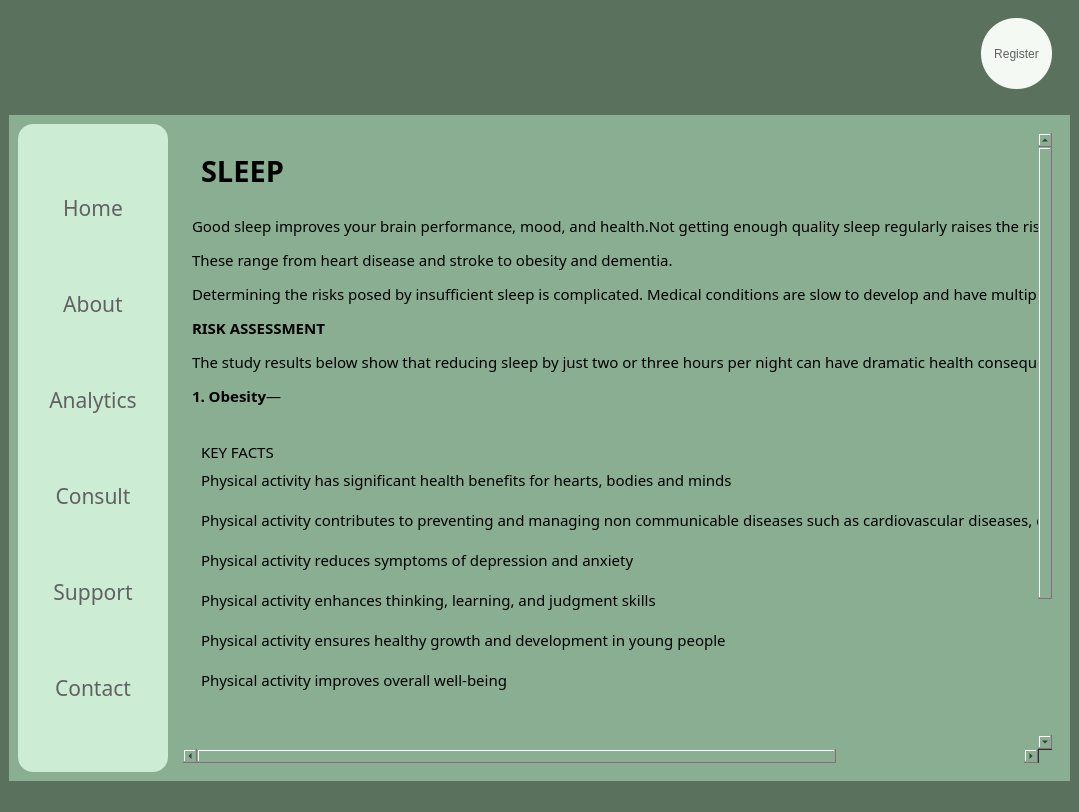
Old version of the form sleep.ui in the repository srishtiigautam/restorehealth.
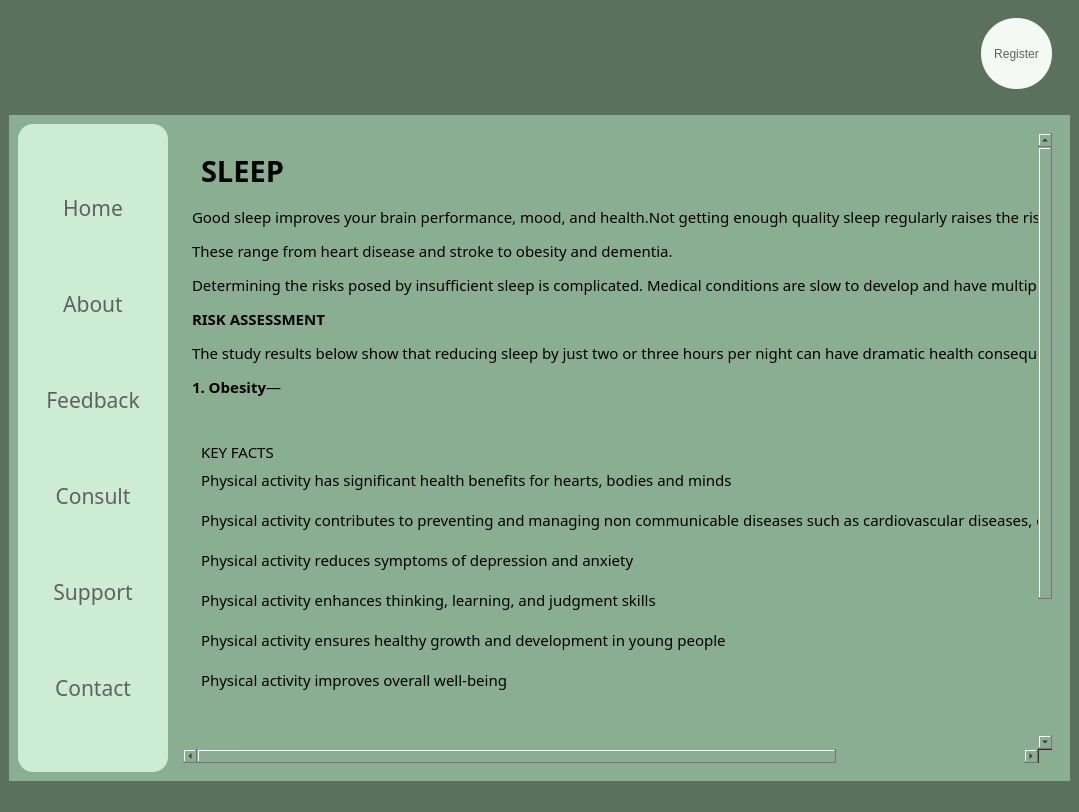
New version of the form. Icons and pictures are not drawn.

```diff
--- a/sleep.ui
+++ b/sleep.ui
@@ -328,7 +328,7 @@
 </string>
             </property>
             <property name="text">
-             <string>Analytics</string>
+             <string>Feedback</string>
             </property>
            </widget>
           </item>
@@ -468,7 +468,7 @@
               <rect>
                <x>0</x>
                <y>0</y>
-               <width>1051</width>
+               <width>1041</width>
                <height>730</height>
               </rect>
              </property>
@@ -559,6 +559,9 @@
                     <property name="leftMargin">
                      <number>0</number>
                     </property>
+                    <property name="topMargin">
+                     <number>0</number>
+                    </property>
                     <property name="rightMargin">
                      <number>0</number>
                     </property>
```
Left out of the diff: 15 changed lines with no effect on the pictures.
